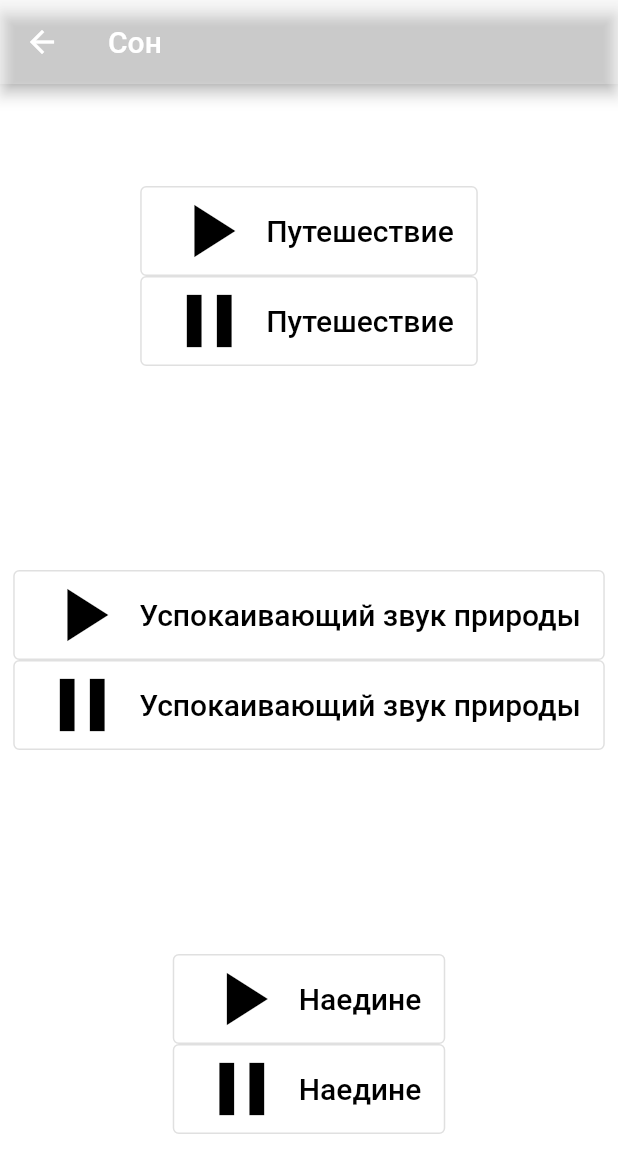
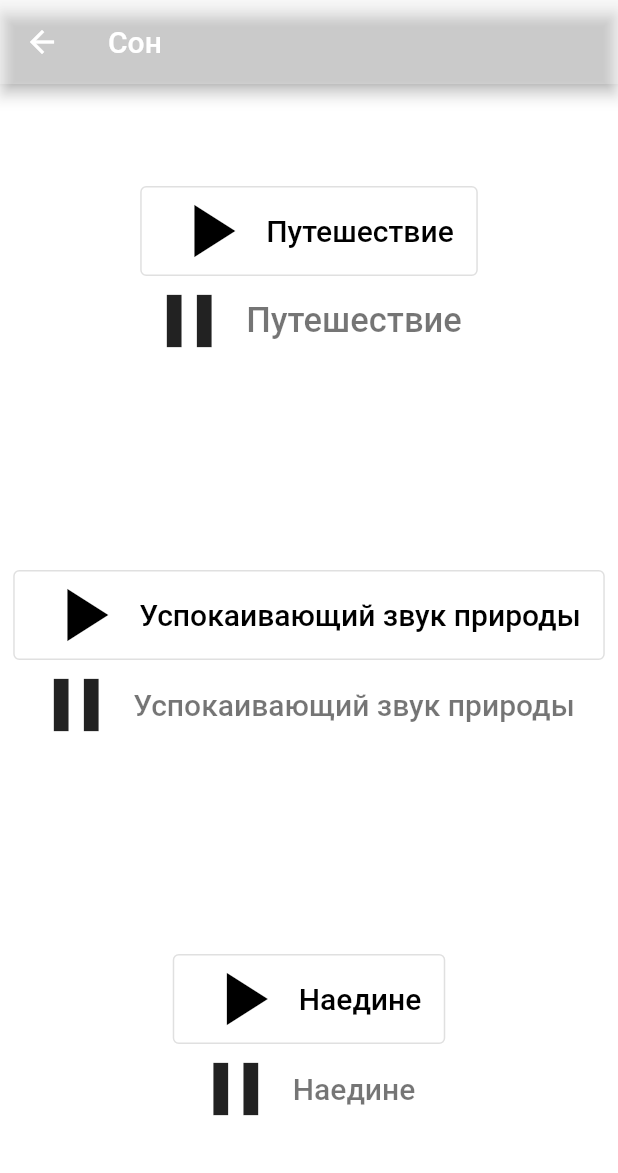
Before and after one commit to iteplenky/meditation, a Flutter app: the Dreamlist screen opened directly, on a phone screen of 412 x 824 dp. Shown: the top 1173 px of the screen. Run offline on Flutter 3.47's test engine with Material 2 defaults, Android fonts, the phone set to English and light mode, and no system bars; our stand-ins replace audioplayers; missing offline and left inert: dart:ffi; statements that could not run were skipped.

Commit message:
Update dream.dart

```diff
--- a/lib/dream.dart
+++ b/lib/dream.dart
@@ -41,19 +41,14 @@ class Dreamlist extends StatelessWidget {
               Row(
                 mainAxisAlignment: MainAxisAlignment.center,
                 children:[
-                  OutlinedButton.icon(label: Text('Путешествие',
+                  Icon(Icons.pause, size: 60, ),
+                  TextButton(onPressed: () {},
+                    child: Text('Путешествие',
                       style: TextStyle(
-                      fontSize: 20,
-                      color: Colors.black,
+                        fontSize: 23,
+                        color: Colors.black54,
                       ),
                     ),
-                    onPressed: () {
-                      advancedPlayer.pause();
-                    },
-                    style: ButtonStyle(
-                      backgroundColor: MaterialStateProperty.all(Colors.white38),
-                    ),
-                    icon: Icon(Icons.pause, size: 60, color: Colors.black,),
                   ),
                 ],
               ),
@@ -80,19 +75,14 @@ class Dreamlist extends StatelessWidget {
               Row(
                 mainAxisAlignment: MainAxisAlignment.center,
                 children:[
-                  OutlinedButton.icon(label: Text('Успокаивающий звук природы',
+                  Icon(Icons.pause, size: 60, ),
+                  TextButton(onPressed: () {},
+                    child: Text('Успокаивающий звук природы',
                       style: TextStyle(
                         fontSize: 20,
-                      color: Colors.black,
+                        color: Colors.black54,
                       ),
                     ),
-                    onPressed: () {
-                      advancedPlayer.pause();
-                    },
-                    style: ButtonStyle(
-                      backgroundColor: MaterialStateProperty.all(Colors.white38),
-                    ),
-                    icon: Icon(Icons.pause, size: 60, color: Colors.black,),
                   ),
                 ],
               ),
@@ -119,19 +109,14 @@ class Dreamlist extends StatelessWidget {
               Row(
                 mainAxisAlignment: MainAxisAlignment.center,
                 children:[
-                  OutlinedButton.icon(label: Text('Наедине',
+                  Icon(Icons.pause, size: 60, ),
+                  TextButton(onPressed: () {},
+                    child: Text('Наедине',
                       style: TextStyle(
                         fontSize: 20,
-                      color: Colors.black,
+                        color: Colors.black54,
                       ),
                     ),
-                    onPressed: () {
-                      advancedPlayer.pause();
-                    },
-                    style: ButtonStyle(
-                      backgroundColor: MaterialStateProperty.all(Colors.white38),
-                    ),
-                    icon: Icon(Icons.pause, size: 60, color: Colors.black,),
                   ),
                 ],
               ),
```
Lines whose indentation alone changed are shown as unchanged.
